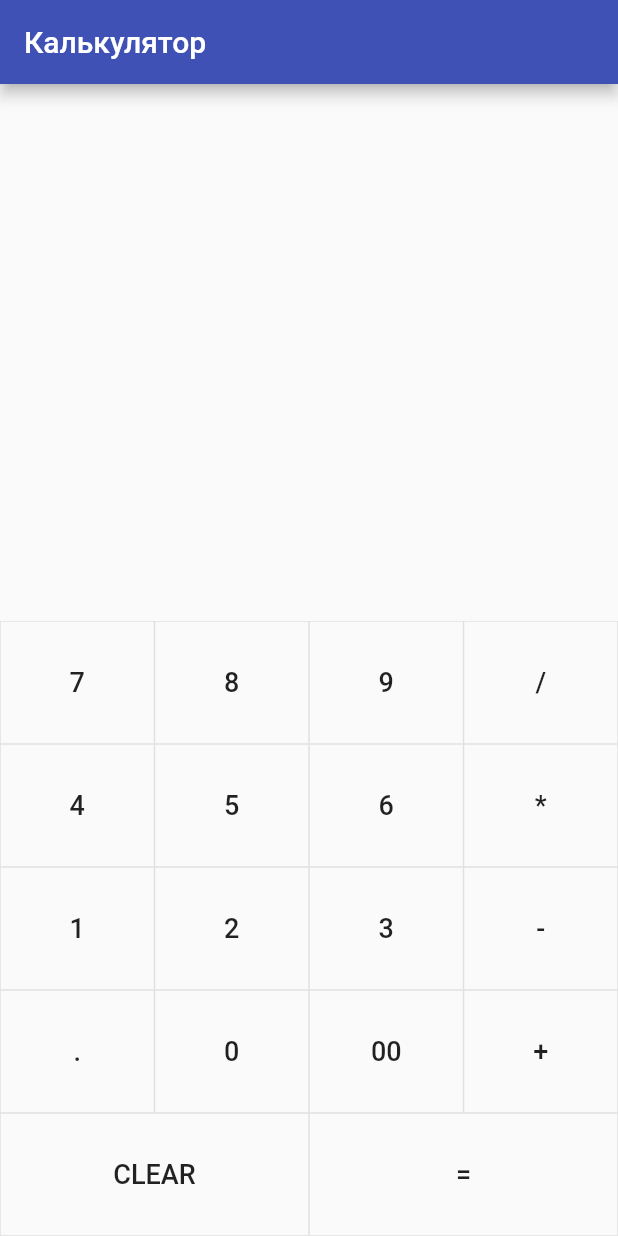
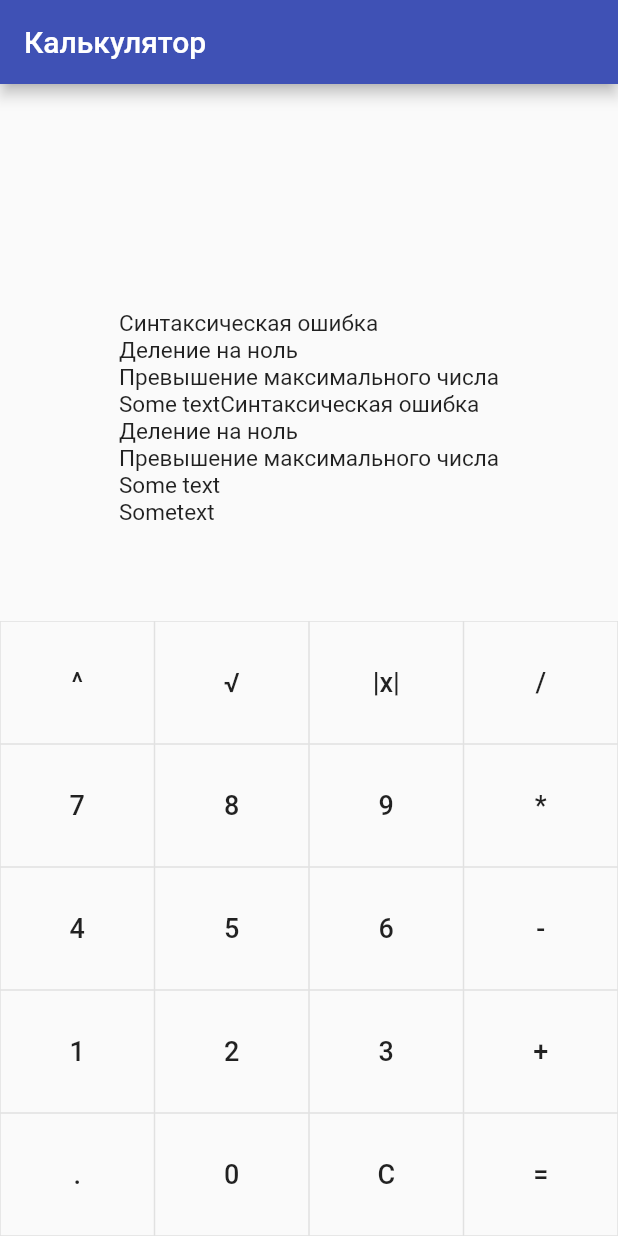
Before and after one commit to deissh/flutter-calc, a Flutter app: the screen it shows after launch, on a phone screen of 412 x 824 dp. Run offline on Flutter 3.47's test engine with Material 2 defaults, Android fonts, the phone set to English and light mode, and no system bars.

Commit message:
добавил степень и модуль + правки

```diff
--- a/lib/calc.dart
+++ b/lib/calc.dart
@@ -1,22 +1,31 @@
+import 'dart:math' as math;
+
 class Calculations {
   static const PERIOD = '.';
   static const MULTIPLY = '*';
   static const ADD = '+';
   static const SUBTRACT = '-';
   static const DIVIDE = '/';
-  static const CLEAR = 'CLEAR';
+  static const SQRT = '√';
+  static const SQR = '^';
+  static const MODULE = '|x|';
+  static const CLEAR = 'C';
   static const EQUALE = '=';
   static const OPERATIONS = [
     Calculations.ADD,
     Calculations.MULTIPLY,
     Calculations.SUBTRACT,
-    Calculations.DIVIDE
+    Calculations.DIVIDE,
+    Calculations.SQR,
+    Calculations.SQRT
   ];
 
   static double add(double x, double y) { return x + y; }
   static double subtract(double x, double y) { return x - y; }
   static double divide(double x, double y) { return x / y; }
   static double multiply(double x, double y) { return x * y; }
+  static double sqr(double x, double y) { return math.pow(x, y); }
+  static double sqrt(double x) { return math.sqrt(x); }
 }
 
 class Calculator {
@@ -48,6 +57,17 @@ class Calculator {
       y = double.parse(numberToAdd[1]);
 
       result = Calculations.multiply(x, y);
+    } else if (text.contains(Calculations.SQR)) {
+      numberToAdd = text.split(Calculations.SQR);
+      x = double.parse(numberToAdd[0]);
+      y = double.parse(numberToAdd[1]);
+
+      result = Calculations.sqr(x, y);
+    } else if (text.contains(Calculations.SQRT)) {
+      numberToAdd = text.split(Calculations.SQRT);
+      y = double.parse(numberToAdd[1]);
+
+      result = Calculations.sqrt(y);
     } else {
       return text;
     }
--- a/lib/pages/components/calc-button.dart
+++ b/lib/pages/components/calc-button.dart
@@ -1,4 +1,5 @@
 import "package:flutter/material.dart";
+import "package:flutter/cupertino.dart";
 
 typedef void CalcButtonTapCallback({ String buttonText });
 
--- a/lib/pages/components/calc-buttons.dart
+++ b/lib/pages/components/calc-buttons.dart
@@ -1,5 +1,4 @@
 import 'package:flutter/material.dart';
-import 'calc-button.dart';
 import 'calc-row.dart';
 import '../../calc.dart';
 
@@ -15,23 +14,23 @@ class CalcButtons extends StatelessWidget {
     return Column(
       children: <Widget>[
         CalcRow(
-          buttons: ['7', '8', '9', Calculations.DIVIDE],
+          buttons: [Calculations.SQR, Calculations.SQRT, Calculations.MODULE, Calculations.DIVIDE],
           onTap: onTap,
         ),
         CalcRow(
-          buttons: ['4', '5', '6', Calculations.MULTIPLY],
+          buttons: ['7', '8', '9', Calculations.MULTIPLY],
           onTap: onTap,
         ),
         CalcRow(
-          buttons: ['1', '2', '3', Calculations.SUBTRACT],
+          buttons: ['4', '5', '6', Calculations.SUBTRACT],
           onTap: onTap,
         ),
         CalcRow(
-          buttons: [Calculations.PERIOD, '0', '00', Calculations.ADD],
+          buttons: ['1', '2', '3', Calculations.ADD],
           onTap: onTap,
         ),
         CalcRow(
-          buttons: [Calculations.CLEAR, Calculations.EQUALE],
+          buttons: [Calculations.PERIOD, '0', Calculations.CLEAR, Calculations.EQUALE],
           onTap: onTap,
         ),
       ],
--- a/lib/pages/tabs.dart
+++ b/lib/pages/tabs.dart
@@ -17,6 +17,8 @@ class _TabsPageState extends State<TabsPage> with SingleTickerProviderStateMixin
   AnimationController controller;
 
   String calcString = '';
+  // contains user errors
+  String errordisc = '';
   List<double> values = [];
   List<String> operations = [];
   List<String> calculations = [];
@@ -51,9 +53,16 @@ class _TabsPageState extends State<TabsPage> with SingleTickerProviderStateMixin
                 Text(
                   calcString,
                   style: TextStyle(fontSize: 40, fontWeight: FontWeight.bold),
-                )
+                ),
               ],
               mainAxisAlignment: MainAxisAlignment.end,
+            ),
+          ),
+          Padding(
+            padding: EdgeInsets.all(20),
+            child: Text(
+              'Синтаксическая ошибка\nДеление на ноль\nПревышение максимального числа\nSome text\Синтаксическая ошибка\nДеление на ноль\nПревышение максимального числа\nSome text\nSometext',
+              style: TextStyle(fontSize: 15),
             ),
           ),
           CalcButtons(onTap: _onPressed)
@@ -94,7 +103,7 @@ class _TabsPageState extends State<TabsPage> with SingleTickerProviderStateMixin
 
     if (buttonText == Calculations.PERIOD) {
       return setState(() {
-        calcString =Calculator.addPeriod(calcString);
+        calcString = Calculator.addPeriod(calcString);
       });
     }
 
```
